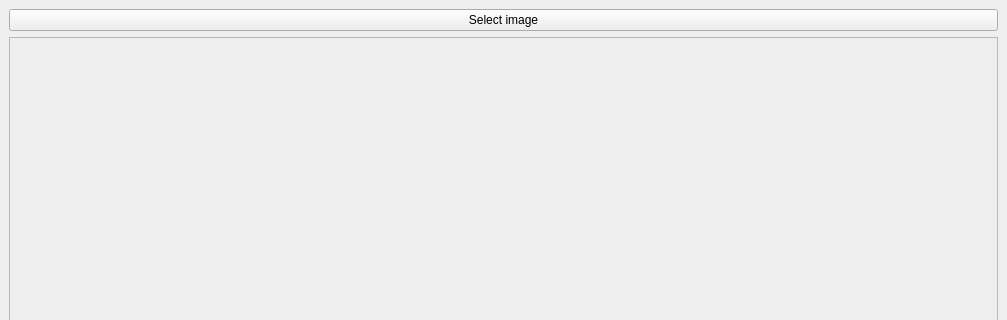
The window that FaceDetect.ui (Kamikoto-sama/GitHub_OpenCV) describes before a commit, drawn with Qt 5; both pictures show x 0 to 1007 and y 0 to 320 of the 1007 by 664 pixel window.
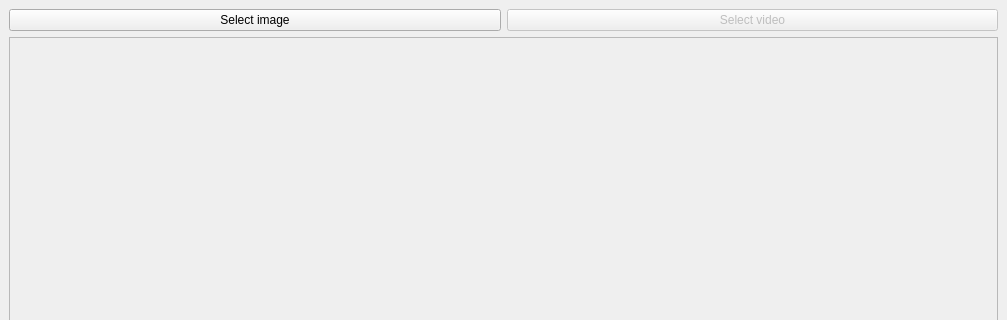
The same window after the commit.

```diff
--- a/FaceDetect.ui
+++ b/FaceDetect.ui
@@ -16,13 +16,27 @@
   <widget class="QWidget" name="centralwidget">
    <layout class="QVBoxLayout" name="verticalLayout">
     <item>
-     <widget class="QPushButton" name="select">
+     <layout class="QHBoxLayout" name="horizontalLayout_4">
+      <item>
+       <widget class="QPushButton" name="selectImage">
       <property name="text">
        <string>Select image</string>
       </property>
      </widget>
     </item>
     <item>
+       <widget class="QPushButton" name="selectVideo">
+        <property name="enabled">
+         <bool>false</bool>
+        </property>
+        <property name="text">
+         <string>Select video</string>
+        </property>
+       </widget>
+      </item>
+     </layout>
+    </item>
+    <item>
      <widget class="QScrollArea" name="scrollArea">
       <property name="widgetResizable">
        <bool>true</bool>
```
Left out of the diff: 2 changed lines with no effect on the pictures. Lines whose indentation alone changed are shown as unchanged.
